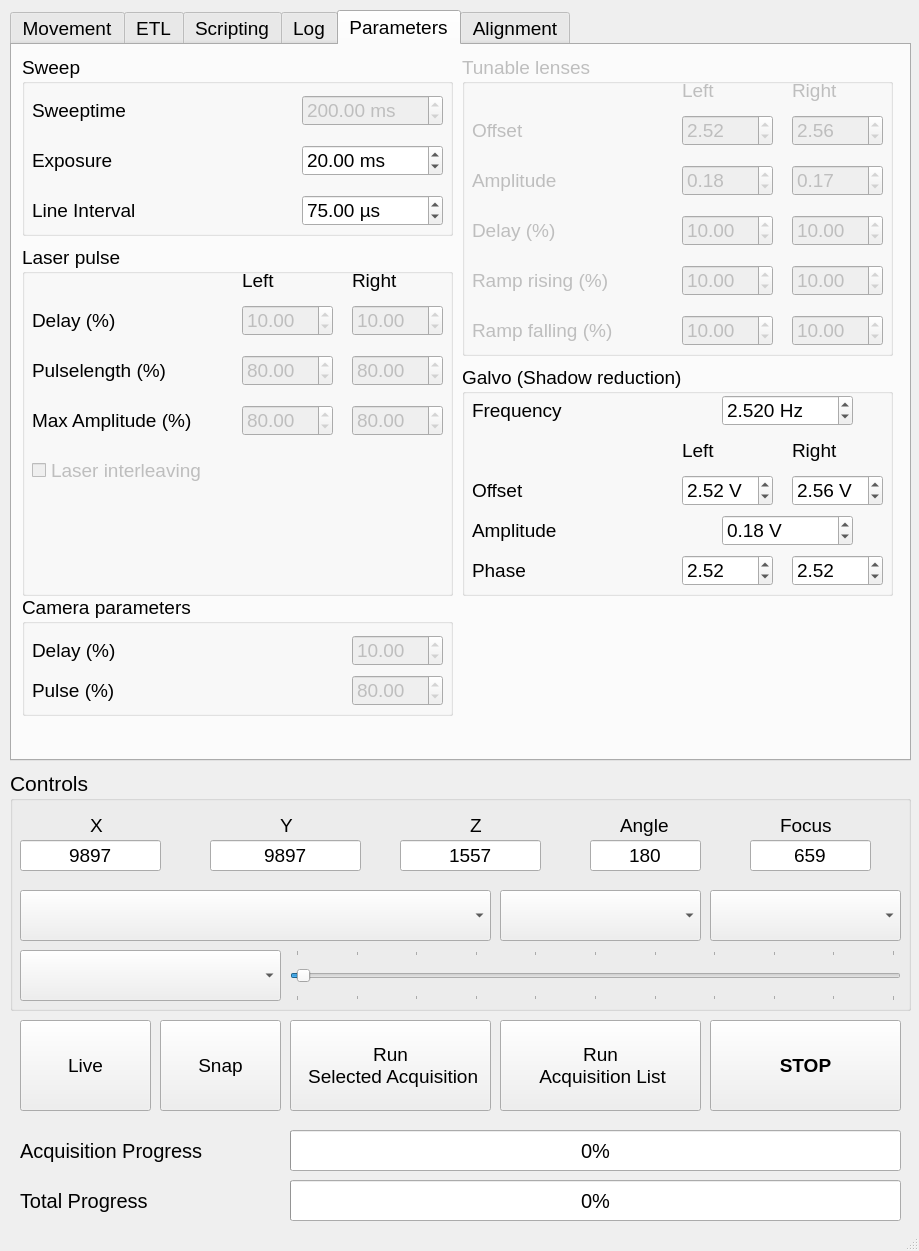
Above: mesoSPIM/gui/mesoSPIM_MainWindow.ui from mesoSPIM/mesoSPIM-control before the change. Below: the same form after it.
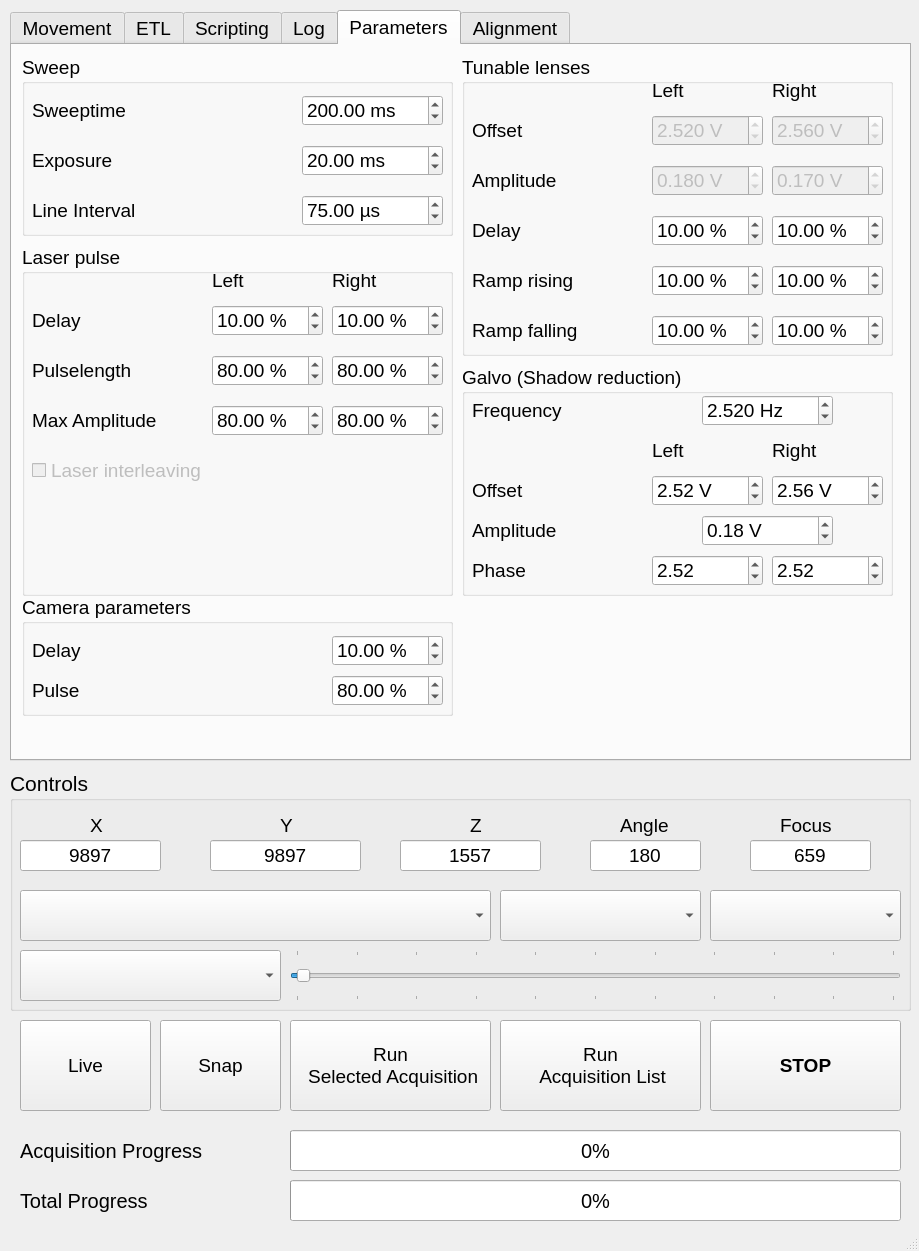
That is the form after the change. Icons and pictures are not drawn.

What changed in the file:
```diff
--- a/mesoSPIM/gui/mesoSPIM_MainWindow.ui
+++ b/mesoSPIM/gui/mesoSPIM_MainWindow.ui
@@ -1212,7 +1212,7 @@
       </property>
       <widget class="QDoubleSpinBox" name="sweeptime_Spinbox">
        <property name="enabled">
-        <bool>false</bool>
+        <bool>true</bool>
        </property>
        <property name="geometry">
         <rect>
@@ -1356,7 +1356,7 @@
         </rect>
        </property>
        <property name="text">
-        <string>Delay (%)</string>
+        <string>Delay</string>
        </property>
       </widget>
       <widget class="QLabel" name="label_39">
@@ -1369,21 +1369,24 @@
         </rect>
        </property>
        <property name="text">
-        <string>Pulse (%)</string>
+        <string>Pulse</string>
        </property>
       </widget>
       <widget class="QDoubleSpinBox" name="doubleSpinBox_23">
        <property name="enabled">
-        <bool>false</bool>
+        <bool>true</bool>
        </property>
        <property name="geometry">
         <rect>
-         <x>330</x>
+         <x>310</x>
          <y>40</y>
-         <width>91</width>
+         <width>111</width>
          <height>31</height>
         </rect>
        </property>
+       <property name="suffix">
+        <string> %</string>
+       </property>
        <property name="maximum">
         <double>100.000000000000000</double>
        </property>
@@ -1396,16 +1399,19 @@
       </widget>
       <widget class="QDoubleSpinBox" name="doubleSpinBox_24">
        <property name="enabled">
-        <bool>false</bool>
+        <bool>true</bool>
        </property>
        <property name="geometry">
         <rect>
-         <x>330</x>
+         <x>310</x>
          <y>80</y>
-         <width>91</width>
+         <width>111</width>
          <height>31</height>
         </rect>
        </property>
+       <property name="suffix">
+        <string> %</string>
+       </property>
        <property name="maximum">
         <double>100.000000000000000</double>
        </property>
@@ -1432,7 +1438,7 @@
       <widget class="QLabel" name="label_22">
        <property name="geometry">
         <rect>
-         <x>220</x>
+         <x>190</x>
          <y>20</y>
          <width>91</width>
          <height>31</height>
@@ -1445,7 +1451,7 @@
       <widget class="QLabel" name="label_23">
        <property name="geometry">
         <rect>
-         <x>330</x>
+         <x>310</x>
          <y>20</y>
          <width>91</width>
          <height>31</height>
@@ -1465,21 +1471,24 @@
         </rect>
        </property>
        <property name="text">
-        <string>Delay (%)</string>
+        <string>Delay</string>
        </property>
       </widget>
       <widget class="QDoubleSpinBox" name="doubleSpinBox_25">
        <property name="enabled">
-        <bool>false</bool>
+        <bool>true</bool>
        </property>
        <property name="geometry">
         <rect>
-         <x>220</x>
+         <x>190</x>
          <y>60</y>
-         <width>91</width>
+         <width>111</width>
          <height>31</height>
         </rect>
        </property>
+       <property name="suffix">
+        <string> %</string>
+       </property>
        <property name="maximum">
         <double>100.000000000000000</double>
        </property>
@@ -1492,16 +1501,19 @@
       </widget>
       <widget class="QDoubleSpinBox" name="doubleSpinBox_26">
        <property name="enabled">
-        <bool>false</bool>
+        <bool>true</bool>
        </property>
        <property name="geometry">
         <rect>
-         <x>330</x>
+         <x>310</x>
          <y>60</y>
-         <width>91</width>
+         <width>111</width>
          <height>31</height>
         </rect>
        </property>
+       <property name="suffix">
+        <string> %</string>
+       </property>
        <property name="maximum">
         <double>100.000000000000000</double>
        </property>
@@ -1522,21 +1534,24 @@
         </rect>
        </property>
        <property name="text">
-        <string>Pulselength (%)</string>
+        <string>Pulselength</string>
        </property>
       </widget>
       <widget class="QDoubleSpinBox" name="doubleSpinBox_27">
        <property name="enabled">
-        <bool>false</bool>
+        <bool>true</bool>
        </property>
        <property name="geometry">
         <rect>
-         <x>220</x>
+         <x>190</x>
          <y>110</y>
-         <width>91</width>
+         <width>111</width>
          <height>31</height>
         </rect>
        </property>
+       <property name="suffix">
+        <string> %</string>
+       </property>
        <property name="maximum">
         <double>100.000000000000000</double>
        </property>
@@ -1549,16 +1564,19 @@
       </widget>
       <widget class="QDoubleSpinBox" name="doubleSpinBox_28">
        <property name="enabled">
-        <bool>false</bool>
+        <bool>true</bool>
        </property>
        <property name="geometry">
         <rect>
-         <x>330</x>
+         <x>310</x>
          <y>110</y>
-         <width>91</width>
+         <width>111</width>
          <height>31</height>
         </rect>
        </property>
+       <property name="suffix">
+        <string> %</string>
+       </property>
        <property name="maximum">
         <double>100.000000000000000</double>
        </property>
@@ -1595,21 +1613,24 @@
         </rect>
        </property>
        <property name="text">
-        <string>Max Amplitude (%)</string>
+        <string>Max Amplitude</string>
        </property>
       </widget>
       <widget class="QDoubleSpinBox" name="doubleSpinBox_44">
        <property name="enabled">
-        <bool>false</bool>
+        <bool>true</bool>
        </property>
        <property name="geometry">
         <rect>
-         <x>220</x>
+         <x>190</x>
          <y>160</y>
-         <width>91</width>
+         <width>111</width>
          <height>31</height>
         </rect>
        </property>
+       <property name="suffix">
+        <string> %</string>
+       </property>
        <property name="maximum">
         <double>100.000000000000000</double>
        </property>
@@ -1622,16 +1643,19 @@
       </widget>
       <widget class="QDoubleSpinBox" name="doubleSpinBox_45">
        <property name="enabled">
-        <bool>false</bool>
+        <bool>true</bool>
        </property>
        <property name="geometry">
         <rect>
-         <x>330</x>
+         <x>310</x>
          <y>160</y>
-         <width>91</width>
+         <width>111</width>
          <height>31</height>
         </rect>
        </property>
+       <property name="suffix">
+        <string> %</string>
+       </property>
        <property name="maximum">
         <double>100.000000000000000</double>
        </property>
@@ -1677,7 +1701,7 @@
        </property>
        <property name="geometry">
         <rect>
-         <x>260</x>
+         <x>240</x>
          <y>30</y>
          <width>131</width>
          <height>31</height>
@@ -1702,7 +1726,7 @@
       <widget class="QLabel" name="label_42">
        <property name="geometry">
         <rect>
-         <x>220</x>
+         <x>190</x>
          <y>70</y>
          <width>91</width>
          <height>31</height>
@@ -1715,7 +1739,7 @@
       <widget class="QLabel" name="label_43">
        <property name="geometry">
         <rect>
-         <x>330</x>
+         <x>310</x>
          <y>70</y>
          <width>91</width>
          <height>31</height>
@@ -1757,7 +1781,7 @@
        </property>
        <property name="geometry">
         <rect>
-         <x>260</x>
+         <x>240</x>
          <y>150</y>
          <width>131</width>
          <height>31</height>
@@ -1782,9 +1806,9 @@
        </property>
        <property name="geometry">
         <rect>
-         <x>330</x>
+         <x>310</x>
          <y>110</y>
-         <width>91</width>
+         <width>111</width>
          <height>31</height>
         </rect>
        </property>
@@ -1810,9 +1834,9 @@
        </property>
        <property name="geometry">
         <rect>
-         <x>220</x>
+         <x>190</x>
          <y>110</y>
-         <width>91</width>
+         <width>111</width>
          <height>31</height>
         </rect>
        </property>
@@ -1851,9 +1875,9 @@
        </property>
        <property name="geometry">
         <rect>
-         <x>220</x>
+         <x>190</x>
          <y>190</y>
-         <width>91</width>
+         <width>111</width>
          <height>31</height>
         </rect>
        </property>
@@ -1873,9 +1897,9 @@
        </property>
        <property name="geometry">
         <rect>
-         <x>330</x>
+         <x>310</x>
          <y>190</y>
-         <width>91</width>
+         <width>111</width>
          <height>31</height>
         </rect>
        </property>
@@ -1892,7 +1916,7 @@
      </widget>
      <widget class="QGroupBox" name="groupBox_13">
       <property name="enabled">
-       <bool>false</bool>
+       <bool>true</bool>
       </property>
       <property name="geometry">
        <rect>
@@ -1937,12 +1961,18 @@
        </property>
        <property name="geometry">
         <rect>
-         <x>220</x>
+         <x>190</x>
          <y>60</y>
-         <width>91</width>
+         <width>111</width>
          <height>31</height>
         </rect>
        </property>
+       <property name="suffix">
+        <string> V</string>
+       </property>
+       <property name="decimals">
+        <number>3</number>
+       </property>
        <property name="maximum">
         <double>5.000000000000000</double>
        </property>
@@ -1956,7 +1986,7 @@
       <widget class="QLabel" name="label_49">
        <property name="geometry">
         <rect>
-         <x>220</x>
+         <x>190</x>
          <y>20</y>
          <width>91</width>
          <height>31</height>
@@ -1969,7 +1999,7 @@
       <widget class="QLabel" name="label_50">
        <property name="geometry">
         <rect>
-         <x>330</x>
+         <x>310</x>
          <y>20</y>
          <width>91</width>
          <height>31</height>
@@ -1985,12 +2015,18 @@
        </property>
        <property name="geometry">
         <rect>
-         <x>330</x>
+         <x>310</x>
          <y>60</y>
-         <width>91</width>
+         <width>111</width>
          <height>31</height>
         </rect>
        </property>
+       <property name="suffix">
+        <string> V</string>
+       </property>
+       <property name="decimals">
+        <number>3</number>
+       </property>
        <property name="maximum">
         <double>5.000000000000000</double>
        </property>
@@ -2007,12 +2043,18 @@
        </property>
        <property name="geometry">
         <rect>
-         <x>220</x>
+         <x>190</x>
          <y>110</y>
-         <width>91</width>
+         <width>111</width>
          <height>31</height>
         </rect>
        </property>
+       <property name="suffix">
+        <string> V</string>
+       </property>
+       <property name="decimals">
+        <number>3</number>
+       </property>
        <property name="maximum">
         <double>2.000000000000000</double>
        </property>
@@ -2029,12 +2071,18 @@
        </property>
        <property name="geometry">
         <rect>
-         <x>330</x>
+         <x>310</x>
          <y>110</y>
-         <width>91</width>
+         <width>111</width>
          <height>31</height>
         </rect>
        </property>
+       <property name="suffix">
+        <string> V</string>
+       </property>
+       <property name="decimals">
+        <number>3</number>
+       </property>
        <property name="maximum">
         <double>2.000000000000000</double>
        </property>
@@ -2055,7 +2103,7 @@
         </rect>
        </property>
        <property name="text">
-        <string>Delay (%)</string>
+        <string>Delay</string>
        </property>
       </widget>
       <widget class="QLabel" name="label_53">
@@ -2068,7 +2116,7 @@
         </rect>
        </property>
        <property name="text">
-        <string>Ramp rising (%)</string>
+        <string>Ramp rising</string>
        </property>
       </widget>
       <widget class="QLabel" name="label_54">
@@ -2081,21 +2129,24 @@
         </rect>
        </property>
        <property name="text">
-        <string>Ramp falling (%)</string>
+        <string>Ramp falling</string>
        </property>
       </widget>
       <widget class="QDoubleSpinBox" name="doubleSpinBox_38">
        <property name="enabled">
-        <bool>false</bool>
+        <bool>true</bool>
        </property>
        <property name="geometry">
         <rect>
-         <x>330</x>
+         <x>310</x>
          <y>160</y>
-         <width>91</width>
+         <width>111</width>
          <height>31</height>
         </rect>
        </property>
+       <property name="suffix">
+        <string> %</string>
+       </property>
        <property name="maximum">
         <double>100.000000000000000</double>
        </property>
@@ -2108,16 +2159,19 @@
       </widget>
       <widget class="QDoubleSpinBox" name="doubleSpinBox_39">
        <property name="enabled">
-        <bool>false</bool>
+        <bool>true</bool>
        </property>
        <property name="geometry">
         <rect>
-         <x>220</x>
+         <x>190</x>
          <y>160</y>
-         <width>91</width>
+         <width>111</width>
          <height>31</height>
         </rect>
        </property>
+       <property name="suffix">
+        <string> %</string>
+       </property>
        <property name="maximum">
         <double>100.000000000000000</double>
        </property>
@@ -2130,16 +2184,19 @@
       </widget>
       <widget class="QDoubleSpinBox" name="doubleSpinBox_40">
        <property name="enabled">
-        <bool>false</bool>
+        <bool>true</bool>
        </property>
        <property name="geometry">
         <rect>
-         <x>330</x>
+         <x>310</x>
          <y>210</y>
-         <width>91</width>
+         <width>111</width>
          <height>31</height>
         </rect>
        </property>
+       <property name="suffix">
+        <string> %</string>
+       </property>
        <property name="maximum">
         <double>100.000000000000000</double>
        </property>
@@ -2152,16 +2209,19 @@
       </widget>
       <widget class="QDoubleSpinBox" name="doubleSpinBox_41">
        <property name="enabled">
-        <bool>false</bool>
+        <bool>true</bool>
        </property>
        <property name="geometry">
         <rect>
-         <x>220</x>
+         <x>190</x>
          <y>210</y>
-         <width>91</width>
+         <width>111</width>
          <height>31</height>
         </rect>
        </property>
+       <property name="suffix">
+        <string> %</string>
+       </property>
        <property name="maximum">
         <double>100.000000000000000</double>
        </property>
@@ -2174,16 +2234,19 @@
       </widget>
       <widget class="QDoubleSpinBox" name="doubleSpinBox_42">
        <property name="enabled">
-        <bool>false</bool>
+        <bool>true</bool>
        </property>
        <property name="geometry">
         <rect>
-         <x>330</x>
+         <x>310</x>
          <y>260</y>
-         <width>91</width>
+         <width>111</width>
          <height>31</height>
         </rect>
        </property>
+       <property name="suffix">
+        <string> %</string>
+       </property>
        <property name="maximum">
         <double>100.000000000000000</double>
        </property>
@@ -2196,16 +2259,19 @@
       </widget>
       <widget class="QDoubleSpinBox" name="doubleSpinBox_43">
        <property name="enabled">
-        <bool>false</bool>
+        <bool>true</bool>
        </property>
        <property name="geometry">
         <rect>
-         <x>220</x>
+         <x>190</x>
          <y>260</y>
-         <width>91</width>
+         <width>111</width>
          <height>31</height>
         </rect>
        </property>
+       <property name="suffix">
+        <string> %</string>
+       </property>
        <property name="maximum">
         <double>100.000000000000000</double>
        </property>
```
Left out of the diff: 121 changed lines with no effect on the pictures.
